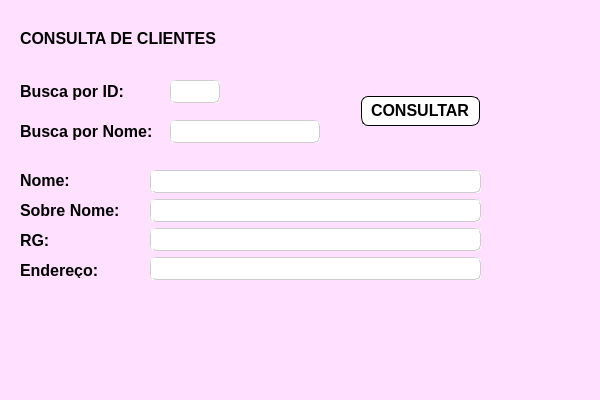
The window that ConsultaClientes.ui (addryyano/ProjetoFinalSenac) describes before a commit, drawn with Qt 5.
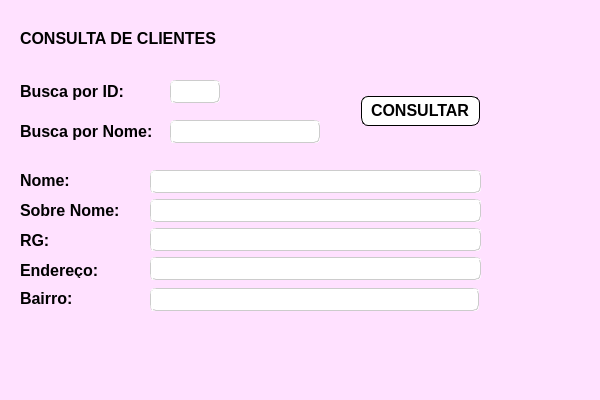
The same window after the commit.

The edit to the form file:
```diff
--- a/ConsultaClientes.ui
+++ b/ConsultaClientes.ui
@@ -313,6 +313,48 @@
 border-color: rgb(204, 204, 204)</string>
     </property>
    </widget>
+   <widget class="QLineEdit" name="txtBairroConsulta">
+    <property name="geometry">
+     <rect>
+      <x>150</x>
+      <y>288</y>
+      <width>329</width>
+      <height>23</height>
+     </rect>
+    </property>
+    <property name="font">
+     <font>
+      <pointsize>12</pointsize>
+     </font>
+    </property>
+    <property name="styleSheet">
+     <string notr="true">background-color: rgb(255, 255, 255);
+border-radius: 5px;
+border-style: groove;
+border-width: 1px;
+border-color: rgb(204, 204, 204)</string>
+    </property>
+   </widget>
+   <widget class="QLabel" name="label">
+    <property name="geometry">
+     <rect>
+      <x>20</x>
+      <y>290</y>
+      <width>71</width>
+      <height>16</height>
+     </rect>
+    </property>
+    <property name="font">
+     <font>
+      <pointsize>12</pointsize>
+      <weight>75</weight>
+      <bold>true</bold>
+     </font>
+    </property>
+    <property name="text">
+     <string>Bairro:</string>
+    </property>
+   </widget>
   </widget>
   <widget class="QMenuBar" name="menubar">
    <property name="geometry">
```
